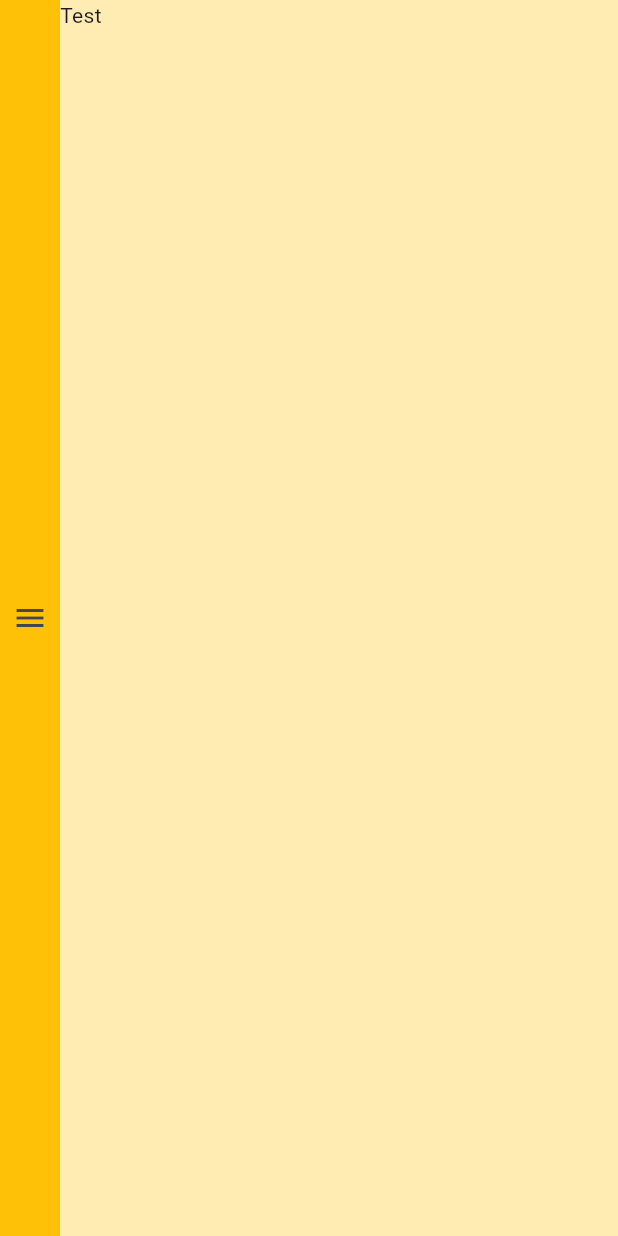
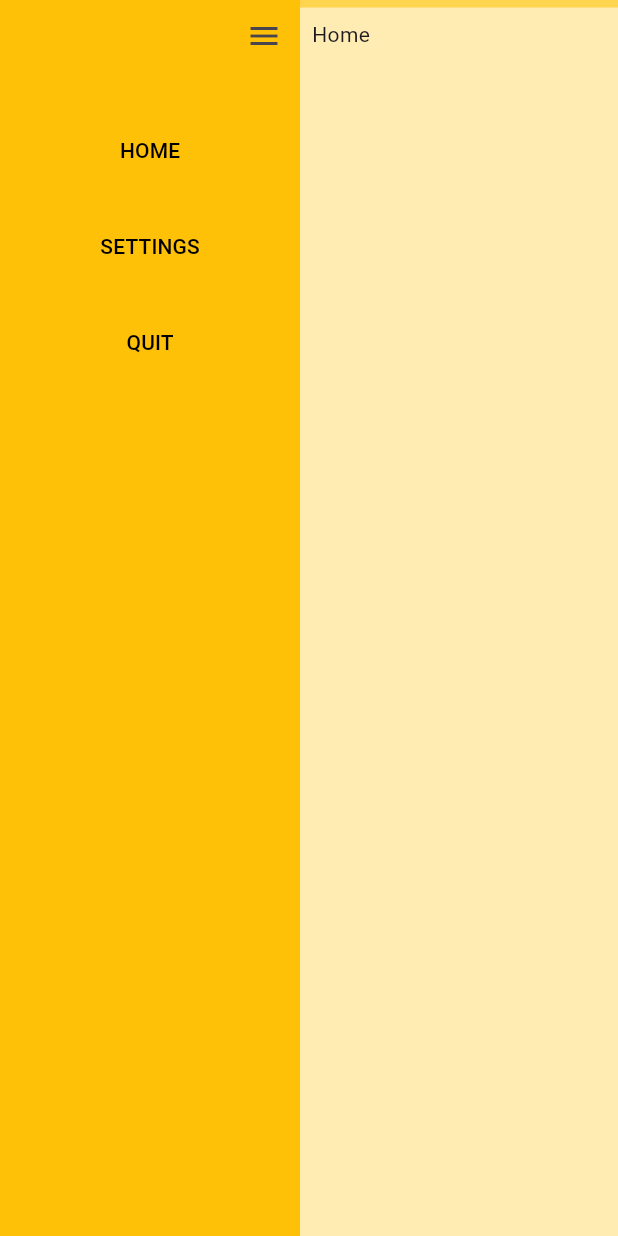
Before and after one commit to janovbyrnisson/flutter_bloc_testdrive, a Flutter app: the ClientPage screen opened directly, after a tap on the "menu" icon, on a phone screen of 412 x 824 dp. Run offline on Flutter 3.47's test engine with Material 2 defaults, Android fonts, the phone set to English and light mode, and no system bars; our stand-ins replace flutter_bloc.

Commit message:
Refactored app into the new structure.

```diff
--- /dev/null
+++ b/lib/core/master_detail_flow_provider.dart
@@ -0,0 +1,20 @@
+import 'package:bloc_td/shared/business/client_page_cubit.dart';
+import 'package:flutter/material.dart';
+import 'package:flutter_bloc/flutter_bloc.dart';
+
+class MasterDetailFlowProvider extends StatelessWidget {
+  const MasterDetailFlowProvider({
+    super.key,
+    required this.child,
+  });
+
+  final Widget child;
+
+  @override
+  Widget build(BuildContext context) {
+    return BlocProvider(
+      create: (context) => ClientPageCubit(),
+      child: child,
+    );
+  }
+}
--- a/lib/core/presentation/client_page/client_page.dart
+++ /dev/null
@@ -1,64 +0,0 @@
-import 'package:bloc_td/core/presentation/client_page/client_page_cubit.dart';
-import 'package:flutter/material.dart';
-import 'package:flutter_bloc/flutter_bloc.dart';
-
-const double menuOpenedWidth = 200;
-const double menuClosedWidth = 40;
-
-class ClientPage extends StatelessWidget {
-  const ClientPage({super.key, required this.child});
-
-  final Widget child;
-
-  @override
-  Widget build(BuildContext context) {
-    return BlocProvider(
-      create: (context) => ClientPageCubit(),
-      child: BlocBuilder<ClientPageCubit, bool>(
-        builder: (_, menuIsOpened) {
-          return Stack(
-            children: [
-              //
-              //  Menu
-              //
-              AnimatedPositioned(
-                duration: const Duration(
-                  milliseconds: 100,
-                ),
-                width: menuIsOpened ? menuOpenedWidth : menuClosedWidth,
-                top: 0,
-                left: 0,
-                bottom: 0,
-                child: Container(
-                  color: Colors.amber,
-                  child: Center(
-                    child: IconButton(
-                      icon: Icon(Icons.menu),
-                      onPressed: () {
-                        _.read<ClientPageCubit>().toggleMenu();
-                      },
-                    ),
-                  ),
-                ),
-              ),
-
-              //
-              //  Body
-              //
-              AnimatedPositioned(
-                duration: const Duration(
-                  milliseconds: 100,
-                ),
-                left: menuIsOpened ? menuOpenedWidth : menuClosedWidth,
-                top: 0,
-                bottom: 0,
-                right: 0,
-                child: child,
-              )
-            ],
-          );
-        },
-      ),
-    );
-  }
-}
--- a/lib/home/presentation/home_page.dart
+++ b/lib/home/presentation/home_page.dart
@@ -1,19 +1,14 @@
-import 'package:bloc_td/core/presentation/client_page/client_page.dart';
-import 'package:bloc_td/core/presentation/client_page/client_page_cubit.dart';
+import 'package:bloc_td/shared/presentation/client_page.dart';
 import 'package:flutter/material.dart';
-import 'package:flutter_bloc/flutter_bloc.dart';
 
 class HomePage extends StatelessWidget {
   const HomePage({super.key});
 
   @override
   Widget build(BuildContext context) {
-    return Scaffold(
-      body: ClientPage(
-        child: Container(
-          color: Colors.amber.shade100,
-          child: Text("Test"),
-        ),
+    return ClientPage(
+      child: Container(
+        child: Text("Home"),
       ),
     );
   }
--- a/lib/main.dart
+++ b/lib/main.dart
@@ -1,7 +1,6 @@
-import 'package:bloc_td/core/presentation/client_page/client_page_cubit.dart';
+import 'package:bloc_td/core/master_detail_flow_provider.dart';
 import 'package:bloc_td/home/presentation/home_page.dart';
 import 'package:flutter/material.dart';
-import 'package:flutter_bloc/flutter_bloc.dart';
 
 void main() {
   runApp(const MyApp());
@@ -12,15 +11,17 @@ class MyApp extends StatelessWidget {
 
   @override
   Widget build(BuildContext context) {
-    return MaterialApp(
+    return MasterDetailFlowProvider(
+      child: MaterialApp(
         title: 'Flutter BLoC Test-Drive',
         debugShowCheckedModeBanner: false,
         theme: ThemeData(
-        primarySwatch: Colors.blue,
+          primarySwatch: Colors.blueGrey,
           brightness: Brightness.light,
           useMaterial3: true,
         ),
         home: const HomePage(),
+      ),
     );
   }
 }
--- a/lib/core/presentation/client_page/client_page_cubit.dart
+++ b/lib/shared/business/client_page_cubit.dart
@@ -1,7 +1,7 @@
 import 'package:flutter_bloc/flutter_bloc.dart';
 
 class ClientPageCubit extends Cubit<bool> {
-  ClientPageCubit() : super(true);
+  ClientPageCubit() : super(false);
 
   bool get isOpened => state;
 
--- /dev/null
+++ b/lib/shared/presentation/client_page.dart
@@ -0,0 +1,92 @@
+import 'package:bloc_td/shared/business/client_page_cubit.dart';
+import 'package:bloc_td/shared/presentation/main_menu.dart';
+import 'package:flutter/material.dart';
+import 'package:flutter_bloc/flutter_bloc.dart';
+
+const double menuOpenedWidth = 200;
+const double menuClosedWidth = 40;
+
+class ClientPage extends StatelessWidget {
+  const ClientPage({super.key, required this.child});
+
+  final Widget child;
+
+  @override
+  Widget build(BuildContext context) {
+    return BlocBuilder<ClientPageCubit, bool>(
+      builder: (_, menuIsOpened) {
+        return SafeArea(
+          child: Stack(
+            children: [
+              //
+              //  Menu
+              //
+              AnimatedPositioned(
+                duration: const Duration(
+                  milliseconds: 100,
+                ),
+                width: menuIsOpened ? menuOpenedWidth : menuClosedWidth,
+                top: 0,
+                left: 0,
+                bottom: 0,
+                child: Container(
+                  color: Colors.amber,
+                  child: Column(
+                    crossAxisAlignment: CrossAxisAlignment.end,
+                    children: [
+                      IconButton(
+                        icon: Icon(Icons.menu),
+                        onPressed: () {
+                          _.read<ClientPageCubit>().toggleMenu();
+                        },
+                      ),
+                      const SizedBox.square(
+                        dimension: 20,
+                      ),
+                      MainMenu(itemsVisible: menuIsOpened),
+                    ],
+                  ),
+                ),
+              ),
+
+              //
+              //  Body
+              //
+              AnimatedPositioned(
+                duration: const Duration(
+                  milliseconds: 100,
+                ),
+                left: menuIsOpened ? menuOpenedWidth : menuClosedWidth,
+                top: 0,
+                bottom: 0,
+                right: 0,
+                child: Container(
+                  color: Colors.purple,
+                  child: Scaffold(
+                    backgroundColor: Colors.amber.shade100,
+                    extendBody: true,
+
+                    // Actionbar can be filled with actions
+                    appBar: AppBar(
+                      backgroundColor: Colors.amber.shade300,
+                      toolbarHeight: 5, // Fer empty appBar, and design purposes
+                    ),
+
+                    // Page body
+                    body: SizedBox(
+                      width: MediaQuery.of(context).size.width,
+                      child: SingleChildScrollView(
+                        padding: const EdgeInsets.all(8.0),
+                        child: child,
+                      ),
+                    ),
+                  ),
+                ),
+              )
+            ],
+          ),
+        );
+      },
+    );
+  }
+}
--- /dev/null
+++ b/lib/shared/presentation/main_menu.dart
@@ -0,0 +1,39 @@
+import 'dart:io';
+
+import 'package:bloc_td/shared/presentation/menu_button.dart';
+import 'package:flutter/material.dart';
+
+class MainMenu extends StatelessWidget {
+  const MainMenu({super.key, required this.itemsVisible});
+
+  final bool itemsVisible;
+
+  @override
+  Widget build(BuildContext context) {
+    return Column(
+      crossAxisAlignment: CrossAxisAlignment.stretch,
+      children: itemsVisible
+          ? [
+              MenuButton(
+                label: "Home",
+                onPressed: () {
+                  // Navigate to home page widget - TBD
+                },
+              ),
+              MenuButton(
+                label: "Settings",
+                onPressed: () {
+                  // Navigate to settings page widget - TBD
+                },
+              ),
+              MenuButton(
+                label: "Quit",
+                onPressed: () {
+                  exit(0);
+                },
+              ),
+            ]
+          : [],
+    );
+  }
+}
--- /dev/null
+++ b/lib/shared/presentation/menu_button.dart
@@ -0,0 +1,26 @@
+import 'package:flutter/material.dart';
+
+class MenuButton extends StatelessWidget {
+  const MenuButton({
+    super.key,
+    required this.label,
+    required this.onPressed,
+  });
+
+  final String label;
+  final VoidCallback onPressed;
+
+  @override
+  Widget build(BuildContext context) {
+    return Padding(
+      padding: const EdgeInsets.all(8.0),
+      child: TextButton(
+        onPressed: () => onPressed(),
+        child: Text(
+          label.toUpperCase(),
+          style: const TextStyle(color: Colors.black),
+        ),
+      ),
+    );
+  }
+}
```
Also changed, not shown: lib/home/business/home_page_bloc.dart (added), lib/home/business/home_page_event.dart (added), lib/home/business/home_page_state.dart (added). Lines whose indentation alone changed are shown as unchanged.
